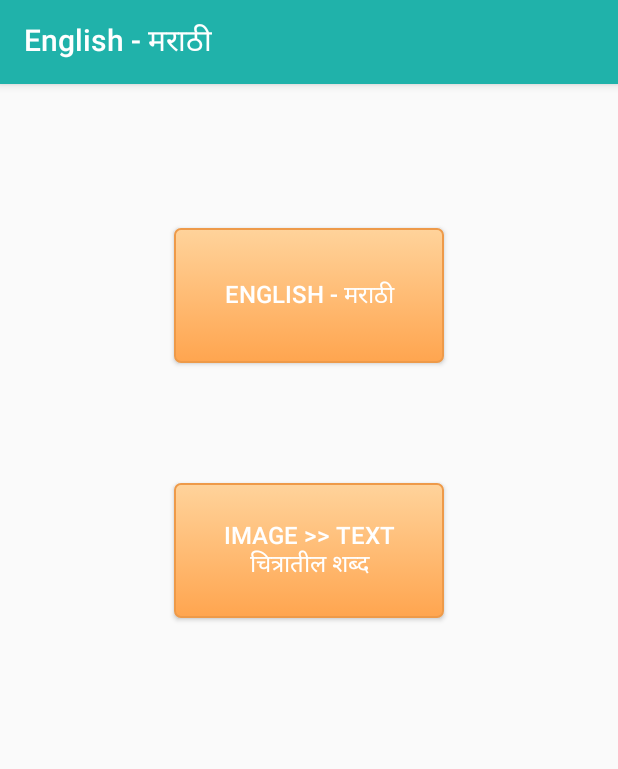
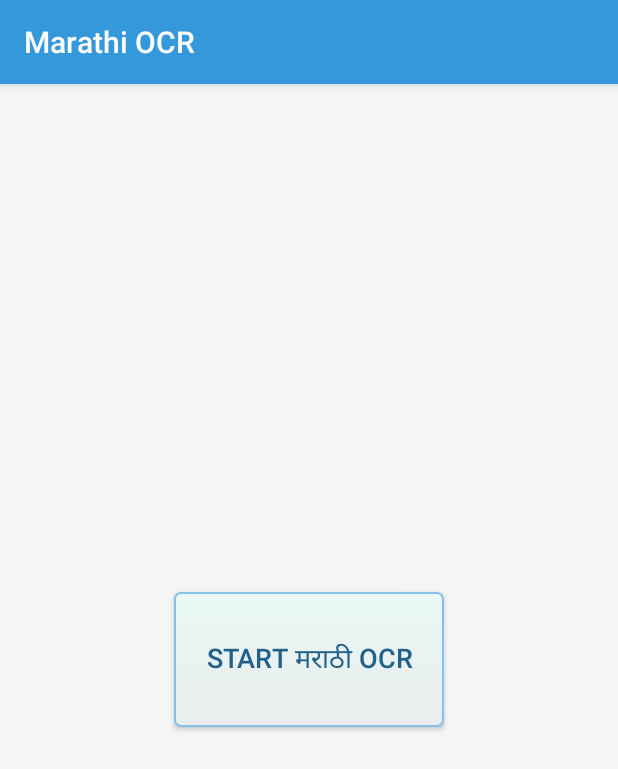
Before and after one commit to vandanaa-sharma/MarathiOCR, an Android app: the screen it shows after launch (MainActivity), on a phone screen of 412 x 824 dp. Shown: the top 769 px of the screen. Run offline under Robolectric (Android 15) with nearby library versions, the phone set to English and light mode, and no system bars.

Commit message:
Fuctiomal OCR for Marathi

```diff
--- a/app/build.gradle
+++ b/app/build.gradle
@@ -1,7 +1,7 @@
 apply plugin: 'com.android.application'
 
 android {
-    compileSdkVersion 25
+    compileSdkVersion 23
     buildToolsVersion "25.0.0"
     defaultConfig {
         applicationId "ocrmarathi.marathiocr"
@@ -16,6 +16,10 @@ android {
             minifyEnabled false
             proguardFiles getDefaultProguardFile('proguard-android.txt'), 'proguard-rules.pro'
         }
+        debug {
+            debuggable true
+            jniDebuggable true
+        }
     }
 }
 
--- a/app/src/main/java/ocrmarathi/marathiocr/MainActivity.java
+++ b/app/src/main/java/ocrmarathi/marathiocr/MainActivity.java
@@ -1,13 +1,47 @@
 package ocrmarathi.marathiocr;
 
+import android.app.Activity;
+import android.content.DialogInterface;
+import android.content.Intent;
 import android.support.v7.app.AppCompatActivity;
 import android.os.Bundle;
+import android.view.View;
+import android.widget.Button;
+import android.widget.Toast;
 
 public class MainActivity extends AppCompatActivity {
+
+    private Button b1, b2;
 
     @Override
     protected void onCreate(Bundle savedInstanceState) {
         super.onCreate(savedInstanceState);
         setContentView(R.layout.activity_main);
+
+        b1 = (Button) findViewById(R.id.button1);
+        //b2 = (Button) findViewById(R.id.button2);
+
+        b1.setOnClickListener(new View.OnClickListener()
+        {
+            @Override
+            public void onClick(View arg0)
+            {
+                Intent optionsWindow = new Intent(getApplicationContext(), Options.class);
+                Toast.makeText(getApplicationContext(), "Opening Options", Toast.LENGTH_SHORT).show();
+                startActivityForResult(optionsWindow, 1);
+            }
+
+        });
+
+//        b2.setOnClickListener(new View.OnClickListener()
+//        {
+//            @Override
+//            public void onClick(View arg0)
+//            {
+//                Intent gallery = new Intent(getApplicationContext(), OpenGallery.class);
+//                startActivityForResult(gallery, 1);
+//            }
+//
+//        });
     }
 }
--- a/app/src/main/res/drawable/buttonlayout.xml
+++ b/app/src/main/res/drawable/buttonlayout.xml
@@ -3,22 +3,22 @@
     <item android:state_pressed="true" >
         <shape android:shape="rectangle"  >
             <corners android:radius="3dip" />
-            <stroke android:width="1dip" android:color="#EE9A49" />
-            <gradient android:angle="-90" android:startColor="#FFA54F" android:endColor="#FFD39B"  />
+            <stroke android:width="1dip" android:color="#85C1E9" />
+            <gradient android:angle="-90" android:startColor="#EAEDED" android:endColor="#E8F8F5"  />
         </shape>
     </item>
     <item android:state_focused="true">
         <shape android:shape="rectangle"  >
             <corners android:radius="3dip" />
-            <stroke android:width="1dip" android:color="#EE9A49" />
-            <solid android:color="#FFA54F"/>
+            <stroke android:width="1dip" android:color="#85C1E9" />
+            <solid android:color="#EAEDED"/>
         </shape>
     </item>
     <item >
         <shape android:shape="rectangle"  >
             <corners android:radius="4dip" />
-            <stroke android:width="1dip" android:color="#EE9A49" />
-            <gradient android:angle="-90" android:startColor="#FFD39B" android:endColor="#FFA54F" />
+            <stroke android:width="1dip" android:color="#85C1E9" />
+            <gradient android:angle="-90" android:startColor="#E8F8F5" android:endColor="#EAEDED" />
         </shape>
     </item>
 </selector>
--- a/app/src/main/res/layout/activity_main.xml
+++ b/app/src/main/res/layout/activity_main.xml
@@ -9,6 +9,7 @@
     android:paddingRight="@dimen/activity_horizontal_margin"
     android:paddingTop="@dimen/activity_vertical_margin"
     android:paddingBottom="@dimen/activity_vertical_margin"
+    android:background="@color/background"
     tools:context="ocrmarathi.marathiocr.MainActivity">
 
     <!--<TextView-->
@@ -17,31 +18,31 @@
         <!--android:text="Hello World!" />-->
 
 
-    <Button
-        android:id="@+id/button2"
-        android:layout_width="180dp"
-        android:layout_height="90dp"
-        android:padding="20dp"
-        android:textColor="#ffffff"
-        android:textSize="16dp"
-        android:background="@drawable/buttonlayout"
-        android:text="@string/labelb2"
-        android:layout_marginTop="80dp"
-        android:layout_below="@+id/button1"
-        android:layout_centerHorizontal="true" />
+    <!--<Button-->
+        <!--android:id="@+id/button2"-->
+        <!--android:layout_width="180dp"-->
+        <!--android:layout_height="90dp"-->
+        <!--android:padding="15dp"-->
+        <!--android:textColor="#21618C"-->
+        <!--android:textSize="18dp"-->
+        <!--android:background="@drawable/buttonlayout"-->
+        <!--android:text="@string/labelb2"-->
+        <!--android:layout_marginTop="60dp"-->
+        <!--android:layout_below="@+id/button1"-->
+        <!--android:layout_centerHorizontal="true" />-->
 
     <Button
         android:id="@+id/button1"
         android:layout_width="180dp"
         android:layout_height="90dp"
-        android:textSize="16dp"
+        android:textSize="18dp"
         android:gravity="center"
-        android:padding="20dp"
-        android:textColor="#ffffff"
+        android:padding="15dp"
+        android:textColor="#21618C"
         android:background="@drawable/buttonlayout"
         android:text="@string/labelb1"
-        android:layout_marginTop="80dp"
-        android:layout_alignParentTop="true"
+        android:layout_marginTop="110dp"
+        android:layout_centerVertical="true"
         android:layout_centerHorizontal="true" />
 
 
--- a/app/src/main/res/values/colors.xml
+++ b/app/src/main/res/values/colors.xml
@@ -1,6 +1,7 @@
 <?xml version="1.0" encoding="utf-8"?>
 <resources>
-    <color name="colorPrimary">#20B2AA</color>
-    <color name="colorPrimaryDark">#00C5CD</color>
+    <color name="colorPrimary">#3498DB</color>
+    <color name="colorPrimaryDark">#2471A3</color>
     <color name="colorAccent">#FF4081</color>
+    <color name="background">#F4F6F6</color>
 </resources>
--- a/app/src/main/res/values/strings.xml
+++ b/app/src/main/res/values/strings.xml
@@ -1,5 +1,6 @@
 <resources>
-    <string name="app_name">English - मराठी </string>
-    <string name="labelb1">English - मराठी</string>
+    <string name="app_name">Marathi OCR </string>
+    <string name="labelb1">Start मराठी OCR</string>
     <string name="labelb2">Image >> Text चित्रातील शब्द</string>
+    <string name="hint">Click to Copy</string>
 </resources>
--- /dev/null
+++ b/app/src/main/res/xml/file_paths.xml
@@ -0,0 +1,4 @@
+<?xml version="1.0" encoding="utf-8"?>
+<paths xmlns:android="http://schemas.android.com/apk/res/android">
+    <external-path name="my_images" path="Android/data/ocrmarathi.marathiocr/files/Pictures" />
+</paths>
```
Also changed, not shown: app/src/main/AndroidManifest.xml (+26 -3 lines), app/src/main/java/ocrmarathi/marathiocr/OCRFuctions.java (added, +39 -0 lines), app/src/main/java/ocrmarathi/marathiocr/Options.java (added, +267 -0 lines), app/src/main/res/layout/activity_options.xml (added, +70 -0 lines), app/src/main/res/drawable/camera.png (added), app/src/main/res/drawable/gallery.png (added), app/src/main/res/mipmap-hdpi/ic_launcher.png, app/src/main/res/mipmap-mdpi/ic_launcher.png, app/src/main/res/mipmap-xhdpi/ic_launcher.png, app/src/main/res/mipmap-xxhdpi/ic_launcher.png, app/src/main/res/mipmap-xxxhdpi/ic_launcher.png.
